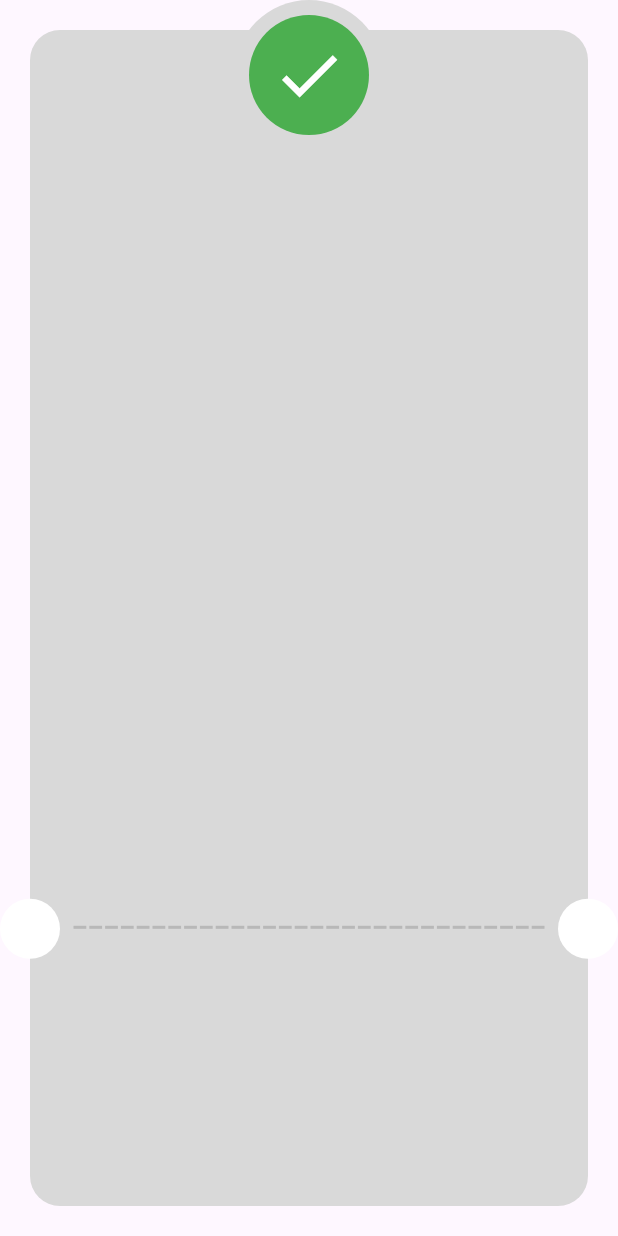
After one commit to mhussien1102/checkout_app, a Flutter app: the ThankYouView screen opened directly, on a phone screen of 412 x 824 dp. The commit adds this screen. Run offline on Flutter 3.47's test engine with Material 3 defaults, Android fonts, the light colour scheme and no system bars; our stand-ins replace flutter_credit_card, flutter_svg.

Commit message:
create the check circle icon, custom dashed line, thank you card to make the refactor of code thank you screen

```diff
--- /dev/null
+++ b/lib/features/checkout/presentation/views/widgets/check_circle_icon.dart
@@ -0,0 +1,18 @@
+import 'package:flutter/material.dart';
+
+class CheckCircleIcon extends StatelessWidget {
+  const CheckCircleIcon({super.key});
+
+  @override
+  Widget build(BuildContext context) {
+    return CircleAvatar(
+      backgroundColor: Color(0xffD9D9D9),
+      radius: 50,
+      child: CircleAvatar(
+        radius: 40,
+        backgroundColor: Colors.green,
+        child: Icon(Icons.check, color: Colors.white, size: 50),
+      ),
+    );
+  }
+}
--- /dev/null
+++ b/lib/features/checkout/presentation/views/widgets/custom_dahed_line.dart
@@ -0,0 +1,24 @@
+import 'package:flutter/material.dart';
+
+class CustomDashedLine extends StatelessWidget {
+  const CustomDashedLine({super.key});
+
+  @override
+  Widget build(BuildContext context) {
+    return Row(
+      children: List.generate(
+        30,
+        (index) => Expanded(
+          child: Padding(
+            padding: const EdgeInsets.symmetric(horizontal: 1.0),
+            child: Container(
+              height: 2,
+              color: Color(0xffB8B8B8),
+              // color: Colors.red,
+            ),
+          ),
+        ),
+      ),
+    );
+  }
+}
--- /dev/null
+++ b/lib/features/checkout/presentation/views/widgets/thank_you_card.dart
@@ -0,0 +1,15 @@
+import 'package:flutter/material.dart';
+
+class ThankYouCard extends StatelessWidget {
+  const ThankYouCard({super.key});
+
+  @override
+  Widget build(BuildContext context) {
+    return Container(
+      decoration: ShapeDecoration(
+        shape: RoundedRectangleBorder(borderRadius: BorderRadius.circular(20)),
+        color: Color(0xffD9D9D9),
+      ),
+    );
+  }
+}
```
Also changed, not shown: lib/features/checkout/presentation/views/widgets/thank_you_view_body.dart (+6 -37 lines).
